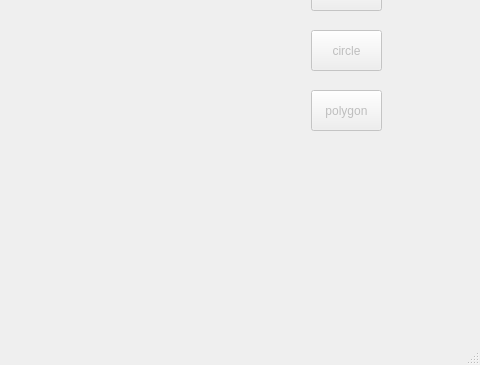
Old version of the form mainwindow.ui in the repository ZyuHung/PreventJumping; both pictures show x 459 to 939 and y 330 to 695 of the 939 by 695 pixel window.
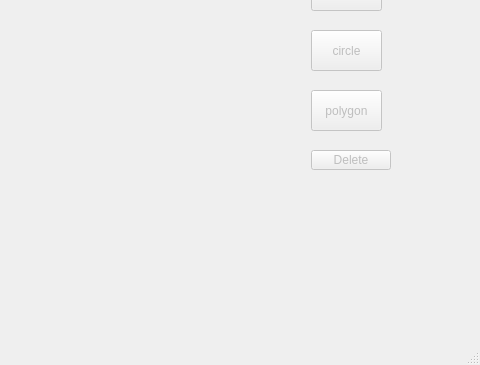
New version of the form.

```diff
--- a/mainwindow.ui
+++ b/mainwindow.ui
@@ -155,6 +155,22 @@
      <string>polygon</string>
     </property>
    </widget>
+   <widget class="QPushButton" name="DeletePoint">
+    <property name="enabled">
+     <bool>false</bool>
+    </property>
+    <property name="geometry">
+     <rect>
+      <x>770</x>
+      <y>480</y>
+      <width>80</width>
+      <height>20</height>
+     </rect>
+    </property>
+    <property name="text">
+     <string>Delete</string>
+    </property>
+   </widget>
   </widget>
   <widget class="QStatusBar" name="statusBar"/>
   <widget class="QMenuBar" name="menuBar">
```
